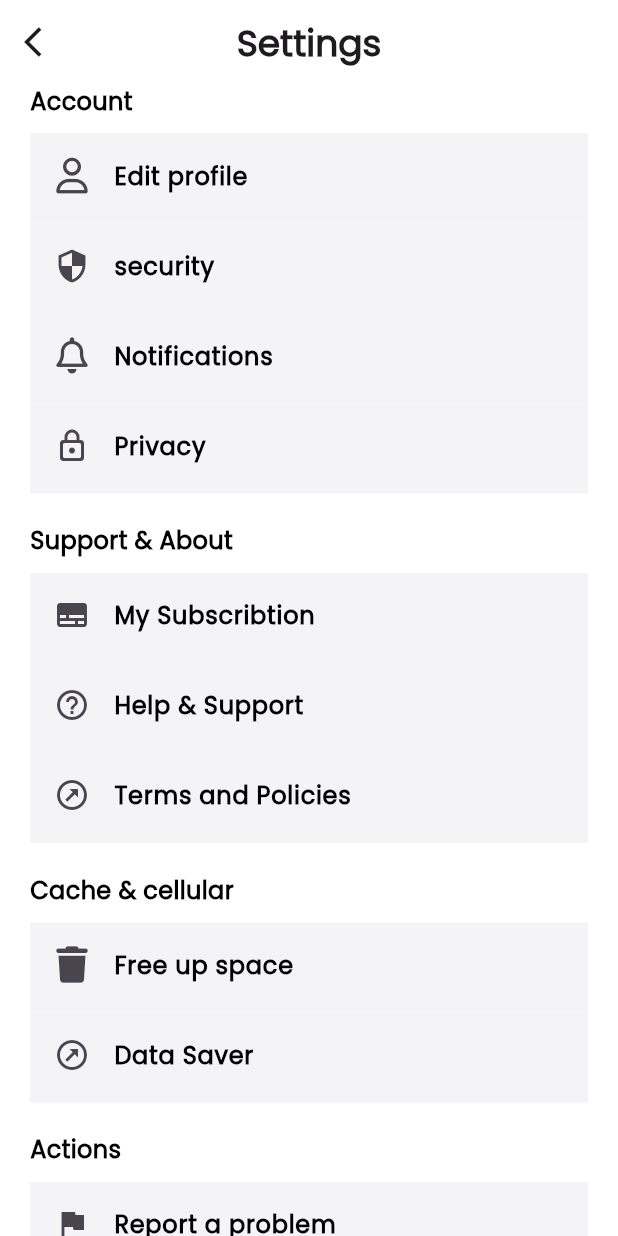
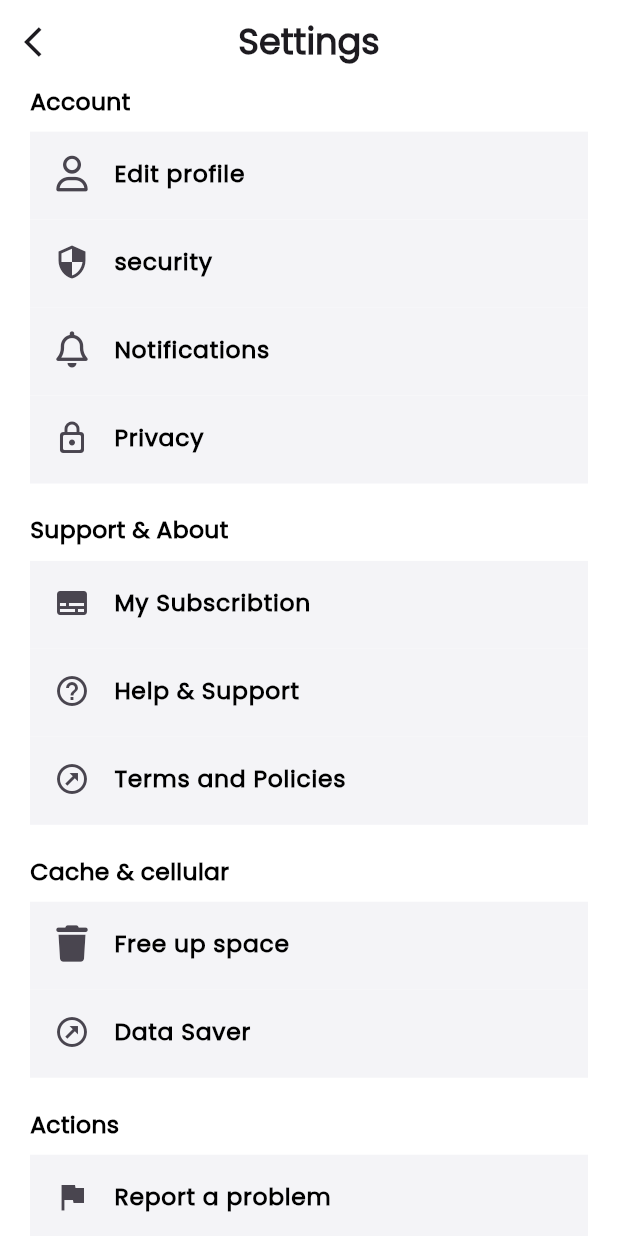
Before and after one commit to Abdelghfarsalah/Graduation_project, a Flutter app: the Settingpage screen opened directly, on a phone screen of 412 x 824 dp. Run offline on Flutter 3.47's test engine with Material 3 defaults, Android fonts, the phone set to English and light mode, and no system bars; our stand-ins replace dartz, device_preview, dio, flutter_bloc, flutter_gemini, flutter_screenutil and 8 more; accounts and stored records are empty.

Commit message:
add future builder and responsiv in account

```diff
--- a/lib/feature/Account/presentation/pages/SettingPage.dart
+++ b/lib/feature/Account/presentation/pages/SettingPage.dart
@@ -1,4 +1,5 @@
 import 'package:flutter/material.dart';
+import 'package:flutter_screenutil/flutter_screenutil.dart';
 import 'package:graduation_project/core/fonts.dart';
 import 'package:graduation_project/feature/Account/presentation/widgets/Settingbody.dart';
 
@@ -23,7 +24,7 @@ class Settingpage extends StatelessWidget {
           "Settings",
           style: TextStyle(
               fontFamily: appFonts.Poppins,
-              fontSize: 24,
+              fontSize: 24.sp,
               fontWeight: FontWeight.w700),
         ),
       ),
--- a/lib/feature/Account/presentation/widgets/AccountSection.dart
+++ b/lib/feature/Account/presentation/widgets/AccountSection.dart
@@ -1,4 +1,5 @@
 import 'package:flutter/material.dart';
+import 'package:flutter_screenutil/flutter_screenutil.dart';
 import 'package:font_awesome_flutter/font_awesome_flutter.dart';
 import 'package:graduation_project/core/fonts.dart';
 import 'package:graduation_project/feature/Account/presentation/widgets/SettingCard.dart';
@@ -17,11 +18,11 @@ class Accountsection extends StatelessWidget {
           style: TextStyle(
               color: Colors.black,
               fontFamily: appFonts.Poppins,
-              fontSize: 16,
+              fontSize: 16.sp,
               fontWeight: FontWeight.w600),
         ),
         SizedBox(
-          height: 10,
+          height: 10.h,
         ),
         Settingcard(
             title: "Edit profile",
--- a/lib/feature/Account/presentation/widgets/Accountcard.dart
+++ b/lib/feature/Account/presentation/widgets/Accountcard.dart
@@ -24,7 +24,7 @@ class Accountcard extends StatelessWidget {
                   boxShadow: [
                     BoxShadow(
                         color: Color(0xffB8B8D2).withOpacity(0.2),
-                        blurRadius: 12,
+                        blurRadius: 12.r,
                         spreadRadius: 0,
                         offset: Offset(2, 2))
                   ],
--- a/lib/feature/Account/presentation/widgets/Actions.dart
+++ b/lib/feature/Account/presentation/widgets/Actions.dart
@@ -1,5 +1,6 @@
 import 'package:flutter/material.dart';
 import 'package:flutter_bloc/flutter_bloc.dart';
+import 'package:flutter_screenutil/flutter_screenutil.dart';
 import 'package:graduation_project/core/fonts.dart';
 import 'package:graduation_project/feature/Account/presentation/widgets/SettingCard.dart';
 import 'package:graduation_project/feature/home/presentation/manager/BottomNavBar/BottomNavBarBloc.dart';
@@ -19,11 +20,11 @@ class ActionsSection extends StatelessWidget {
           style: TextStyle(
               color: Colors.black,
               fontFamily: appFonts.Poppins,
-              fontSize: 16,
+              fontSize: 16.sp,
               fontWeight: FontWeight.w600),
         ),
         SizedBox(
-          height: 10,
+          height: 10.h,
         ),
         Settingcard(
             title: "Report a problem", icon: Icon(Icons.flag), onTap: () {}),
--- a/lib/feature/Account/presentation/widgets/CacheAndcellular.dart
+++ b/lib/feature/Account/presentation/widgets/CacheAndcellular.dart
@@ -1,4 +1,5 @@
 import 'package:flutter/material.dart';
+import 'package:flutter_screenutil/flutter_screenutil.dart';
 import 'package:font_awesome_flutter/font_awesome_flutter.dart';
 import 'package:graduation_project/core/fonts.dart';
 import 'package:graduation_project/feature/Account/presentation/widgets/SettingCard.dart';
@@ -16,11 +17,11 @@ class Cacheandcellular extends StatelessWidget {
           style: TextStyle(
               color: Colors.black,
               fontFamily: appFonts.Poppins,
-              fontSize: 16,
+              fontSize: 16.sp,
               fontWeight: FontWeight.w600),
         ),
         SizedBox(
-          height: 10,
+          height: 10.h,
         ),
         Settingcard(
             title: "Free up space",
--- a/lib/feature/Account/presentation/widgets/PersonalInformationCard.dart
+++ b/lib/feature/Account/presentation/widgets/PersonalInformationCard.dart
@@ -1,4 +1,5 @@
 import 'package:flutter/material.dart';
+import 'package:flutter_screenutil/flutter_screenutil.dart';
 import 'package:graduation_project/core/colors.dart';
 import 'package:graduation_project/core/fonts.dart';
 import 'package:graduation_project/feature/Account/domain/Entities/PersonalInformationmodel.dart';
@@ -11,7 +12,7 @@ class Personalinformationcard extends StatelessWidget {
     return Padding(
       padding: const EdgeInsets.symmetric(horizontal: 20.0, vertical: 5),
       child: Container(
-        height: 43,
+        height: 43.h,
         width: MediaQuery.sizeOf(context).width,
         decoration: BoxDecoration(
             borderRadius: BorderRadius.circular(10), color: Color(0xffF4F4F4)),
@@ -25,7 +26,7 @@ class Personalinformationcard extends StatelessWidget {
                 model.title,
                 style: TextStyle(
                     fontFamily: appFonts.Poppins,
-                    fontSize: 12,
+                    fontSize: 12.sp,
                     color: appColor.Primarycolor,
                     fontWeight: FontWeight.w500),
               ),
--- a/lib/feature/Account/presentation/widgets/SettingCard.dart
+++ b/lib/feature/Account/presentation/widgets/SettingCard.dart
@@ -1,4 +1,5 @@
 import 'package:flutter/material.dart';
+import 'package:flutter_screenutil/flutter_screenutil.dart';
 import 'package:graduation_project/core/fonts.dart';
 
 class Settingcard extends StatelessWidget {
@@ -15,7 +16,7 @@ class Settingcard extends StatelessWidget {
     return GestureDetector(
       onTap: onTap,
       child: Container(
-        height: 60,
+        height: 60.h,
         width: double.infinity,
         color: Color(0xffF4F4F7),
         child: ListTile(
@@ -24,7 +25,7 @@ class Settingcard extends StatelessWidget {
             style: TextStyle(
                 color: Colors.black,
                 fontFamily: appFonts.Poppins,
-                fontSize: 16,
+                fontSize: 16.sp,
                 fontWeight: FontWeight.w600),
           ),
           leading: icon,
--- a/lib/feature/Account/presentation/widgets/SettingIcon.dart
+++ b/lib/feature/Account/presentation/widgets/SettingIcon.dart
@@ -1,4 +1,5 @@
 import 'package:flutter/material.dart';
+import 'package:flutter_screenutil/flutter_screenutil.dart';
 import 'package:graduation_project/feature/Account/presentation/pages/SettingPage.dart';
 
 class Settingicon extends StatelessWidget {
@@ -7,9 +8,9 @@ class Settingicon extends StatelessWidget {
   @override
   Widget build(BuildContext context) {
     return Positioned(
-        top: 50,
+        top: 50.h,
         left: MediaQuery.of(context).size.width * 0.85,
-        right: 20,
+        right: 20.w,
         child: GestureDetector(
             onTap: () {
               Navigator.push(context,
--- a/lib/feature/Account/presentation/widgets/Settingbody.dart
+++ b/lib/feature/Account/presentation/widgets/Settingbody.dart
@@ -1,4 +1,5 @@
 import 'package:flutter/material.dart';
+import 'package:flutter_screenutil/flutter_screenutil.dart';
 import 'package:graduation_project/feature/Account/presentation/widgets/AccountSection.dart';
 import 'package:graduation_project/feature/Account/presentation/widgets/Actions.dart';
 import 'package:graduation_project/feature/Account/presentation/widgets/CacheAndcellular.dart';
@@ -16,15 +17,15 @@ class Settingbody extends StatelessWidget {
           children: [
             Accountsection(),
             SizedBox(
-              height: 20,
+              height: 20.h,
             ),
             Supportandaboutsection(),
             SizedBox(
-              height: 20,
+              height: 20.h,
             ),
             Cacheandcellular(),
             SizedBox(
-              height: 20,
+              height: 20.h,
             ),
             ActionsSection()
           ],
--- a/lib/feature/Account/presentation/widgets/SupportandAboutSection.dart
+++ b/lib/feature/Account/presentation/widgets/SupportandAboutSection.dart
@@ -1,4 +1,5 @@
 import 'package:flutter/material.dart';
+import 'package:flutter_screenutil/flutter_screenutil.dart';
 import 'package:graduation_project/core/fonts.dart';
 import 'package:graduation_project/feature/Account/presentation/widgets/SettingCard.dart';
 
@@ -15,7 +16,7 @@ class Supportandaboutsection extends StatelessWidget {
           style: TextStyle(
               color: Colors.black,
               fontFamily: appFonts.Poppins,
-              fontSize: 16,
+              fontSize: 16.sp,
               fontWeight: FontWeight.w600),
         ),
         SizedBox(
--- a/lib/feature/onboarding/presentaion/pages/widget/buttons.dart
+++ b/lib/feature/onboarding/presentaion/pages/widget/buttons.dart
@@ -1,5 +1,6 @@
 import 'package:flutter/material.dart';
 import 'package:flutter_screenutil/flutter_screenutil.dart';
+import 'package:graduation_project/core/colors.dart';
 import 'package:graduation_project/core/fonts.dart';
 import 'package:graduation_project/feature/onboarding/presentaion/pages/WelcomePage.dart';
 
@@ -20,7 +21,10 @@ class Buttons extends StatelessWidget {
                 Navigator.push(context,
                     MaterialPageRoute(builder: (context) => WelcomePage()));
               },
-              child: Text("Skip")),
+              child: Text(
+                "Skip",
+                style: TextStyle(color: appColor.Primarycolor),
+              )),
         ),
         GestureDetector(
           onTap: () {
```
Also changed, not shown: lib/feature/Account/presentation/widgets/DisplayPersonalinformation.dart (+6 -5 lines), lib/feature/Account/presentation/widgets/PersonalInformationOther.dart (+7 -8 lines).
